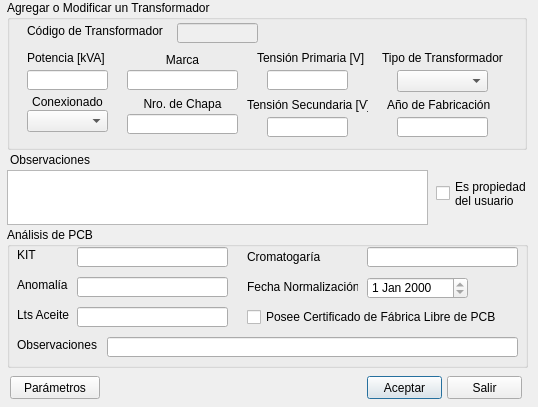
The window that frm_abm_transformadores.ui (messinajuan/EnerGis5) describes before a commit, drawn with Qt 5.
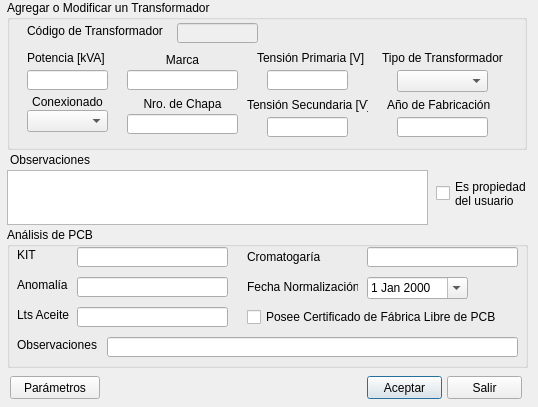
The same window after the commit.

```diff
--- a/frm_abm_transformadores.ui
+++ b/frm_abm_transformadores.ui
@@ -207,6 +207,9 @@
     </property>
    </widget>
    <widget class="QDateEdit" name="datNormalizacion">
+    <property name="enabled">
+     <bool>true</bool>
+    </property>
     <property name="geometry">
      <rect>
       <x>360</x>
@@ -216,6 +219,9 @@
      </rect>
     </property>
     <property name="readOnly">
+     <bool>false</bool>
+    </property>
+    <property name="calendarPopup">
      <bool>true</bool>
     </property>
    </widget>
```
Left out of the diff: 6 changed lines with no effect on the pictures.
